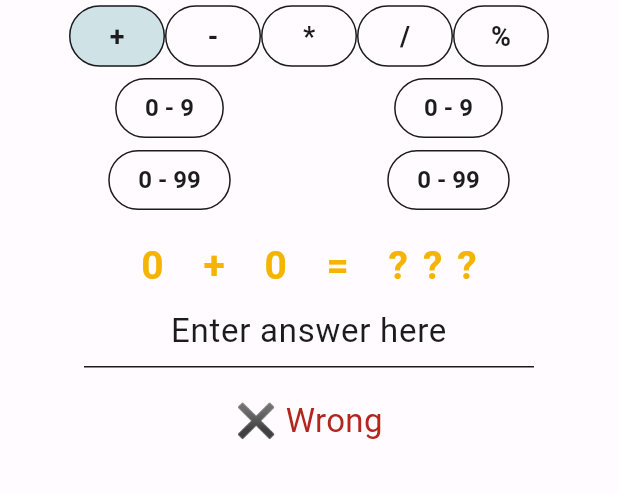
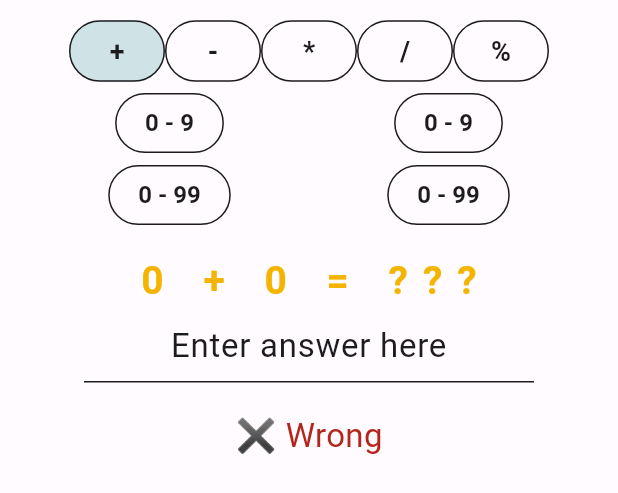
Before and after one commit to FrankMilvus/Trachtenberg-GREMA, a Flutter app: the WarmUp widget shown alone on an empty page, opened directly, on a phone screen of 412 x 824 dp. Shown: the top 493 px of the screen. Run offline on Flutter 3.47's test engine with Material 3 defaults, Android fonts, the phone set to English and light mode, and no system bars; our stand-ins replace flutter_native_splash, shared_preferences, wakelock_plus; accounts and stored records are empty.

Commit message:
Add selected page preference loading and saving in AppProvider; adjust padding in WarmUp widget

```diff
--- a/lib/main.dart
+++ b/lib/main.dart
@@ -16,6 +16,7 @@ void main() async {
   final appProvider = AppProvider();
   await appProvider.loadThemePreference();
   await appProvider.loadLocalePreference();
+  await appProvider.loadSelectedPagePreference();
   runApp(
     ChangeNotifierProvider.value(value: appProvider, child: const MyApp()),
   );
--- a/lib/views/Pages/warmup.dart
+++ b/lib/views/Pages/warmup.dart
@@ -44,7 +44,7 @@ class _WarmUpState extends State<WarmUp> {
   @override
   Widget build(BuildContext context) {
     return Padding(
-      padding: const EdgeInsets.symmetric(horizontal: 20.0),
+      padding: const EdgeInsets.symmetric(horizontal: 20.0, vertical: 10),
       child: Column(
         mainAxisAlignment: MainAxisAlignment.start,
         children: [
```
Also changed, not shown: lib/providers/app_provider.dart (+13 -0 lines).
